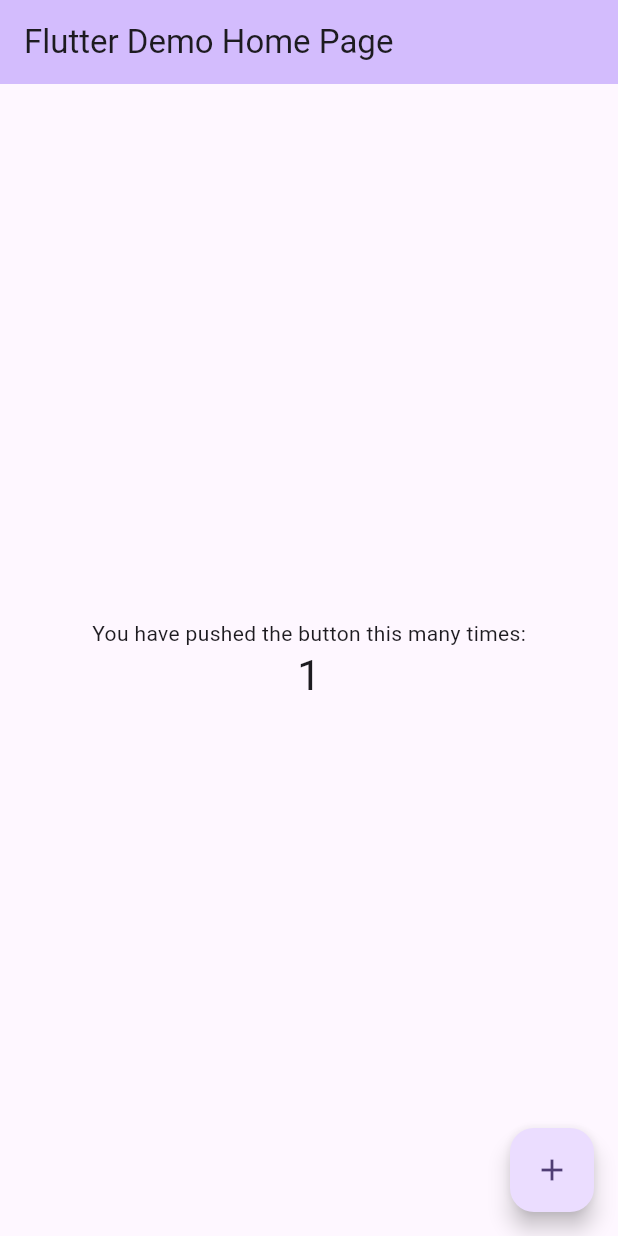
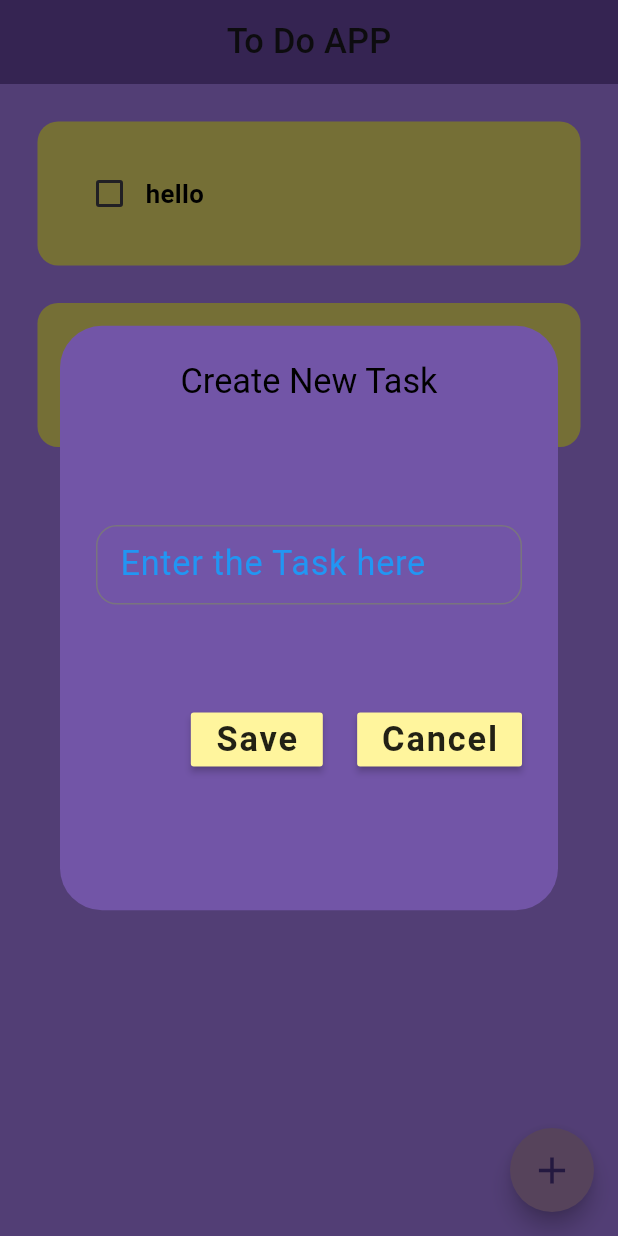
Before and after one commit to Gulshid/To_do_App, a Flutter app: the screen it shows after launch, after a tap on the "add" icon, on a phone screen of 412 x 824 dp. Run offline on Flutter 3.47's test engine with Material 3 defaults, Android fonts, the phone set to English and light mode, and no system bars; drawn by our look-alikes of flutter_slidable; our stand-ins replace flutter_screenutil, hive, hive_flutter; accounts and stored records are empty.

Commit message:
TO do App completed

```diff
--- a/to_do_app/lib/main.dart
+++ b/to_do_app/lib/main.dart
@@ -1,122 +1,37 @@
 import 'package:flutter/material.dart';
+import 'package:flutter_screenutil/flutter_screenutil.dart';
+import 'package:hive_flutter/adapters.dart';
+import 'package:to_do_app/to_do_program/to_do.dart';
 
-void main() {
+void main() async {
+  //Hive database initialization
+  await Hive.initFlutter();
+  var box = await Hive.openBox('TO_DO');
+  Hive.init(box.path);
   runApp(const MyApp());
 }
 
 class MyApp extends StatelessWidget {
   const MyApp({super.key});
 
-  // This widget is the root of your application.
   @override
   Widget build(BuildContext context) {
-    return MaterialApp(
-      title: 'Flutter Demo',
-      theme: ThemeData(
-        // This is the theme of your application.
-        //
-        // TRY THIS: Try running your application with "flutter run". You'll see
-        // the application has a purple toolbar. Then, without quitting the app,
-        // try changing the seedColor in the colorScheme below to Colors.green
-        // and then invoke "hot reload" (save your changes or press the "hot
-        // reload" button in a Flutter-supported IDE, or press "r" if you used
-        // the command line to start the app).
-        //
-        // Notice that the counter didn't reset back to zero; the application
-        // state is not lost during the reload. To reset the state, use hot
-        // restart instead.
-        //
-        // This works for code too, not just values: Most code changes can be
-        // tested with just a hot reload.
-        colorScheme: ColorScheme.fromSeed(seedColor: Colors.deepPurple),
-      ),
-      home: const MyHomePage(title: 'Flutter Demo Home Page'),
+    return ScreenUtilInit(
+      designSize: Size(360, 690),
+      minTextAdapt: true,
+      splitScreenMode: true,
+      builder: (context, child) {
+        return MaterialApp(
+          debugShowCheckedModeBanner: false,
+          title: 'TO do App',
+          theme: ThemeData(
+            appBarTheme: AppBarTheme(color: const Color.fromARGB(255, 115, 78, 179)),
+            primarySwatch: Colors.blue,
+            textTheme: Typography.englishLike2018.apply(fontSizeFactor: 1.sp),
+          ),
+          home: to_do(),
+        );
+      },
     );
   }
 }
-
-class MyHomePage extends StatefulWidget {
-  const MyHomePage({super.key, required this.title});
-
-  // This widget is the home page of your application. It is stateful, meaning
-  // that it has a State object (defined below) that contains fields that affect
-  // how it looks.
-
-  // This class is the configuration for the state. It holds the values (in this
-  // case the title) provided by the parent (in this case the App widget) and
-  // used by the build method of the State. Fields in a Widget subclass are
-  // always marked "final".
-
-  final String title;
-
-  @override
-  State<MyHomePage> createState() => _MyHomePageState();
-}
-
-class _MyHomePageState extends State<MyHomePage> {
-  int _counter = 0;
-
-  void _incrementCounter() {
-    setState(() {
-      // This call to setState tells the Flutter framework that something has
-      // changed in this State, which causes it to rerun the build method below
-      // so that the display can reflect the updated values. If we changed
-      // _counter without calling setState(), then the build method would not be
-      // called again, and so nothing would appear to happen.
-      _counter++;
-    });
-  }
-
-  @override
-  Widget build(BuildContext context) {
-    // This method is rerun every time setState is called, for instance as done
-    // by the _incrementCounter method above.
-    //
-    // The Flutter framework has been optimized to make rerunning build methods
-    // fast, so that you can just rebuild anything that needs updating rather
-    // than having to individually change instances of widgets.
-    return Scaffold(
-      appBar: AppBar(
-        // TRY THIS: Try changing the color here to a specific color (to
-        // Colors.amber, perhaps?) and trigger a hot reload to see the AppBar
-        // change color while the other colors stay the same.
-        backgroundColor: Theme.of(context).colorScheme.inversePrimary,
-        // Here we take the value from the MyHomePage object that was created by
-        // the App.build method, and use it to set our appbar title.
-        title: Text(widget.title),
-      ),
-      body: Center(
-        // Center is a layout widget. It takes a single child and positions it
-        // in the middle of the parent.
-        child: Column(
-          // Column is also a layout widget. It takes a list of children and
-          // arranges them vertically. By default, it sizes itself to fit its
-          // children horizontally, and tries to be as tall as its parent.
-          //
-          // Column has various properties to control how it sizes itself and
-          // how it positions its children. Here we use mainAxisAlignment to
-          // center the children vertically; the main axis here is the vertical
-          // axis because Columns are vertical (the cross axis would be
-          // horizontal).
-          //
-          // TRY THIS: Invoke "debug painting" (choose the "Toggle Debug Paint"
-          // action in the IDE, or press "p" in the console), to see the
-          // wireframe for each widget.
-          mainAxisAlignment: MainAxisAlignment.center,
-          children: <Widget>[
-            const Text('You have pushed the button this many times:'),
-            Text(
-              '$_counter',
-              style: Theme.of(context).textTheme.headlineMedium,
-            ),
-          ],
-        ),
-      ),
-      floatingActionButton: FloatingActionButton(
-        onPressed: _incrementCounter,
-        tooltip: 'Increment',
-        child: const Icon(Icons.add),
-      ), // This trailing comma makes auto-formatting nicer for build methods.
-    );
-  }
-}
--- /dev/null
+++ b/to_do_app/lib/to_do_model/model.dart
@@ -0,0 +1,28 @@
+import 'package:hive_flutter/hive_flutter.dart';
+import 'package:hive/hive.dart';
+
+class to_do_model {
+  List to_do_list = [];
+  final _box = Hive.box('to_do');
+
+  //create initial task
+  void Create_initial() {
+    to_do_list = [
+      ['hello', false],
+      ['world', false],
+    ];
+  }
+
+  //load new task
+  void load_data() {
+    to_do_list = _box.get('TO_DO_LIST');
+  }
+
+  //update the data
+  void update_data(){
+    _box.put('TO_DO_LIST', to_do_list);
+  }
+
+  void create_initial_data() {}
+
+}
--- /dev/null
+++ b/to_do_app/lib/to_do_program/Alert_box.dart
@@ -0,0 +1,54 @@
+import 'package:flutter/material.dart';
+import 'package:flutter_screenutil/flutter_screenutil.dart';
+import 'package:to_do_app/to_do_program/button_to_do.dart';
+
+// ignore: must_be_immutable
+class Alert_box extends StatelessWidget {
+  final controller;
+  VoidCallback onsave;
+  VoidCallback oncancel;
+
+  Alert_box({super.key, required this.controller,required this.onsave,required this.oncancel});
+
+  @override
+  Widget build(BuildContext context) {
+    return AlertDialog(
+      title: Center(child: Text('Create New Task',style: TextStyle(fontSize: 20.sp,color: Colors.black),)),
+      backgroundColor: const Color.fromARGB(255, 114, 85, 167),
+      content: Container(
+        height: 250.h,
+        width: 250.w,
+        child: Column(
+          mainAxisAlignment: MainAxisAlignment.spaceEvenly,
+          children: [
+            TextField(
+              style: TextStyle(color: Colors.black),
+              controller: controller,
+              decoration: InputDecoration(
+                labelText: 'Enter the Task here',labelStyle: TextStyle(fontSize: 20.sp,color: Colors.blue),
+                border: OutlineInputBorder(
+                  borderRadius: BorderRadius.circular(12.r),
+                ),
+                focusedBorder: OutlineInputBorder(
+                  borderRadius: BorderRadius.circular(12.r),
+                  borderSide: BorderSide(color: Colors.blue),
+                ),
+              ),
+            ),
+
+            Row(
+              mainAxisAlignment: MainAxisAlignment.end,
+              children: [
+                //save button
+                dialog_button(text: 'Save', onpressed: onsave),
+                SizedBox(width: 20.w),
+                //Cancel button
+                dialog_button(text: 'Cancel', onpressed:oncancel),
+              ],
+            ),
+          ],
+        ),
+      ),
+    );
+  }
+}
--- /dev/null
+++ b/to_do_app/lib/to_do_program/Tile.dart
@@ -0,0 +1,49 @@
+import 'package:flutter/material.dart';
+import 'package:flutter_screenutil/flutter_screenutil.dart';
+import 'package:flutter_slidable/flutter_slidable.dart';
+
+// ignore: must_be_immutable
+class Tile extends StatelessWidget {
+  final String task_name;
+  final bool task_completed;
+  Function(bool?)? onChanged;
+  Function(BuildContext)? delete_function;
+  Tile({super.key,required this.task_name,required this.task_completed,required this.onChanged,required  this.delete_function});
+
+  @override
+  Widget build(BuildContext context) {
+    return Padding(
+      padding: const EdgeInsets.only(left: 25.0,right: 25.0,top: 25.0),
+      child: Slidable(
+        endActionPane: ActionPane(
+          motion: StretchMotion(),
+          children: [
+                SlidableAction(onPressed: delete_function,
+               icon:Icons.delete,
+                backgroundColor: Colors.red,
+                borderRadius: BorderRadius.circular(12.r),)
+          ],),
+        child: Container(
+          padding: EdgeInsets.all(24),
+          decoration: BoxDecoration(
+            color: Colors.yellow[300],
+            borderRadius: BorderRadius.circular(12.r),
+          ),
+
+          child: Row(
+            children: [
+              Checkbox(value: task_completed,
+               onChanged: onChanged,
+              activeColor: Colors.blue,),
+              Text(task_name,style: TextStyle(
+                color:Colors.black,
+                fontSize: 15.sp,
+                fontWeight: FontWeight.bold,
+                decoration:task_completed? TextDecoration.lineThrough:TextDecoration.none),),
+            ],
+          ),
+        ),
+      ),
+    );
+  }
+}
--- /dev/null
+++ b/to_do_app/lib/to_do_program/button_to_do.dart
@@ -0,0 +1,18 @@
+import 'package:flutter/material.dart';
+import 'package:flutter_screenutil/flutter_screenutil.dart';
+
+// ignore: must_be_immutable
+class dialog_button extends StatelessWidget {
+  final String text;
+  VoidCallback onpressed;
+   dialog_button({super.key,required this.text,required this.onpressed});
+
+  @override
+  Widget build(BuildContext context) {
+    return MaterialButton(
+      onPressed: onpressed,
+      color: Colors.yellow[200],
+      child:Text(text,style: TextStyle(fontSize: 20.sp,fontWeight: FontWeight.bold),),
+    );
+  }
+}
--- /dev/null
+++ b/to_do_app/lib/to_do_program/to_do.dart
@@ -0,0 +1,106 @@
+// ignore_for_file: camel_case_types, non_constant_identifier_names
+
+import 'package:flutter/material.dart';
+import 'package:flutter_screenutil/flutter_screenutil.dart';
+
+import 'package:hive_flutter/hive_flutter.dart';
+import 'package:to_do_app/to_do_model/model.dart';
+import 'package:to_do_app/to_do_program/Alert_box.dart';
+import 'package:to_do_app/to_do_program/Tile.dart';
+
+class to_do extends StatefulWidget {
+  const to_do({super.key});
+
+  @override
+  State<to_do> createState() => _to_doState();
+}
+
+class _to_doState extends State<to_do> {
+  //reference the hive database box
+  final _box = Hive.box('TO_DO');
+  //list of to do task
+  to_do_model db = to_do_model();
+  void initState() {
+    if (_box.get('TO_DO_LIST') == null) {
+      db.Create_initial();
+    } else {
+      db.load_data();
+    }
+    super.initState();
+  }
+
+  //text controller
+  final _controller = TextEditingController();
+
+  //function for checkbox
+  void Check_Box_change(bool? value, int index) {
+    setState(() {
+      db.to_do_list[index][1] = !db.to_do_list[index][1];
+    });
+    db.update_data();
+  }
+
+  //function for save new task
+  void Save_new_task() {
+    setState(() {
+      db.to_do_list.add([_controller.text, false]);
+      _controller.clear();
+    });
+    Navigator.of(context).pop();
+    db.update_data();
+  }
+
+  //function for create new task
+  void create_new_task() {
+    showDialog(
+      context: context,
+      builder: (context) {
+        return Alert_box(
+          controller: _controller,
+          onsave: Save_new_task,
+          oncancel: () => Navigator.of(context).pop(),
+        );
+      },
+    );
+  }
+
+  //function for delete task
+  void delete_Task(int index) {
+    setState(() {
+      db.to_do_list.removeAt(index);
+    });
+    db.update_data();
+  }
+
+  // ignore: annotate_overrides
+  Widget build(BuildContext context) {
+    return Scaffold(
+      backgroundColor: Colors.deepPurpleAccent[100],
+      appBar: AppBar(
+        title: Center(child: Text('To Do APP')),
+        elevation: 0,
+      ),
+      floatingActionButton: FloatingActionButton(
+        shape: RoundedRectangleBorder(
+          borderRadius: BorderRadius.circular(25.r),
+        ),
+        backgroundColor: const Color.fromARGB(255, 188, 145, 199),
+        onPressed: () {
+          create_new_task();
+        },
+        child: Icon(Icons.add,size: 30,),
+      ),
+      body: ListView.builder(
+        itemCount: db.to_do_list.length,
+        itemBuilder: (context, index) {
+          return Tile(
+            task_name: db.to_do_list[index][0],
+            task_completed: db.to_do_list[index][1],
+            onChanged: (value) => Check_Box_change(value, index),
+            delete_function: (context) => delete_Task(index),
+          );
+        },
+      ),
+    );
+  }
+}
```
